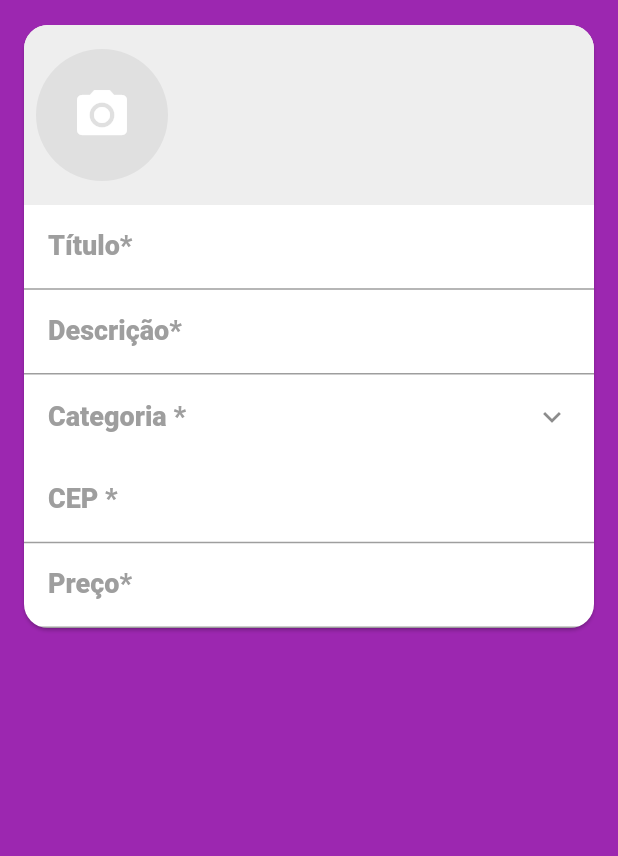
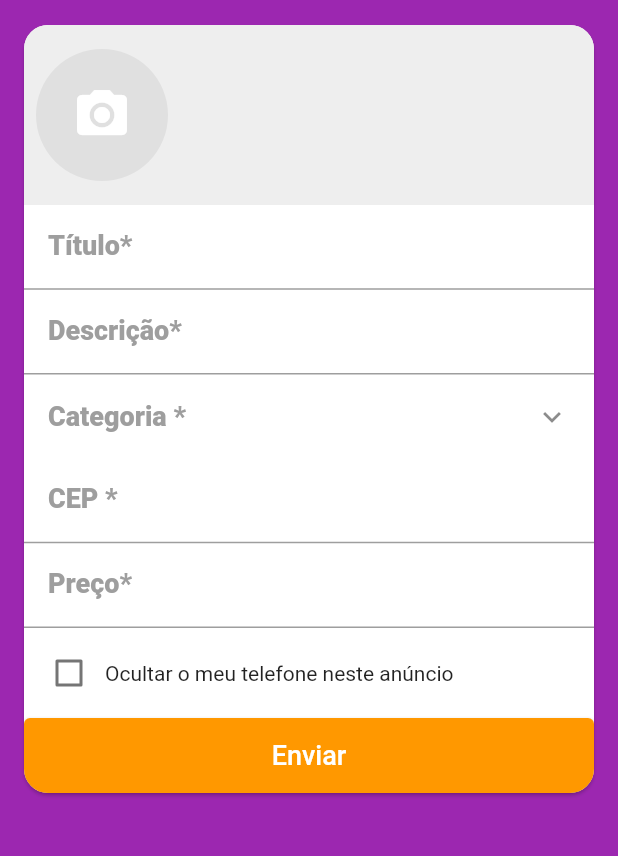
Before and after one commit to brenomacedo/flutter_ccheap, a Flutter app: the screen it shows after launch, swiped to page 2, on a phone screen of 412 x 824 dp, the part 59-915 px from its top. Run offline on Flutter 3.47's test engine with Material 2 defaults, Android fonts, the phone set to English and light mode, and no system bars; our stand-ins replace brasil_fields, dio, flutter_mobx, get_it, image_cropper, image_picker and 3 more; accounts and stored records are empty; generated files the repository leaves out were written again; network calls fail; statements that could not run were skipped.

Commit message:
hidePhone

```diff
--- /dev/null
+++ b/lib/screens/create/components/hide_phone_field.dart
@@ -0,0 +1,26 @@
+import 'package:flutter/material.dart';
+import 'package:flutter_mobx/flutter_mobx.dart';
+import 'package:xlo_mobx/stores/create_store.dart';
+
+class HidePhoneField extends StatelessWidget {
+
+  HidePhoneField(this.createStore);
+
+  final CreateStore createStore;
+
+  @override
+  Widget build(BuildContext context) {
+    return Padding(
+      padding: EdgeInsets.all(6),
+      child: Row(
+        children: [
+          Observer(builder: (_) {
+            return Checkbox(value: createStore.hidePhone, onChanged: createStore.setHidePhone,
+              activeColor: Colors.purple);
+          }),
+          Expanded(child: Text('Ocultar o meu telefone neste anúncio'))
+        ],
+      ),
+    );
+  }
+}
--- a/lib/screens/create/create_screen.dart
+++ b/lib/screens/create/create_screen.dart
@@ -4,6 +4,7 @@ import 'package:flutter/services.dart';
 import 'package:xlo_mobx/components/custom_drawer/custom_drawer.dart';
 import 'package:xlo_mobx/screens/create/components/category_field.dart';
 import 'package:xlo_mobx/screens/create/components/cep_field.dart';
+import 'package:xlo_mobx/screens/create/components/hide_phone_field.dart';
 import 'package:xlo_mobx/screens/create/components/images_field.dart';
 import 'package:xlo_mobx/stores/create_store.dart';
 
@@ -34,6 +35,7 @@ class CreateScreen extends StatelessWidget {
         ),
         margin: EdgeInsets.symmetric(horizontal: 16),
         child: Column(
+          crossAxisAlignment: CrossAxisAlignment.stretch,
           mainAxisSize: MainAxisSize.min,
           children: [
             ImagesField(createStore),
@@ -66,6 +68,22 @@ class CreateScreen extends StatelessWidget {
                 FilteringTextInputFormatter.digitsOnly,
                 RealInputFormatter(centavos: true)
               ],
+            ),
+            HidePhoneField(createStore),
+            SizedBox(
+              height: 50,
+              child: ElevatedButton(onPressed: () {},
+              child: Text('Enviar', style: TextStyle(color: Colors.white, fontSize: 18)),
+                style: ButtonStyle(
+                  backgroundColor: MaterialStateProperty.resolveWith((states) {
+                    if(states.contains(MaterialState.disabled)) {
+                      return Colors.orange.withAlpha(120);
+                    }
+
+                    return Colors.orange;
+                  }),
+                  tapTargetSize: MaterialTapTargetSize.shrinkWrap
+              ))
             )
           ],
         ),
--- a/lib/stores/create_store.dart
+++ b/lib/stores/create_store.dart
@@ -14,4 +14,10 @@ abstract class _CreateStore with Store {
   @action
   void setCategory(Category value) => category = value;
 
+  @observable
+  bool hidePhone = false;
+
+  @action
+  void setHidePhone(bool value) => hidePhone = value;
+
 }
```
Also changed, not shown: lib/stores/create_store.g.dart.
